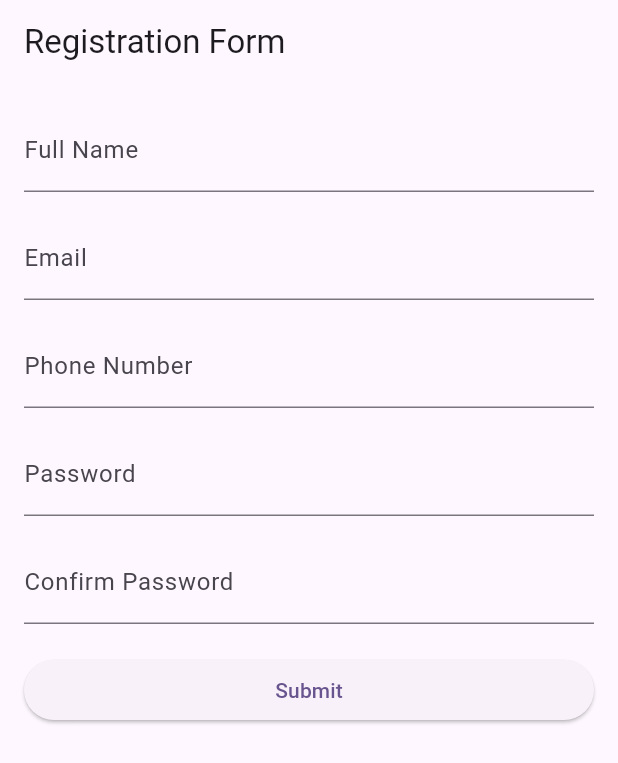
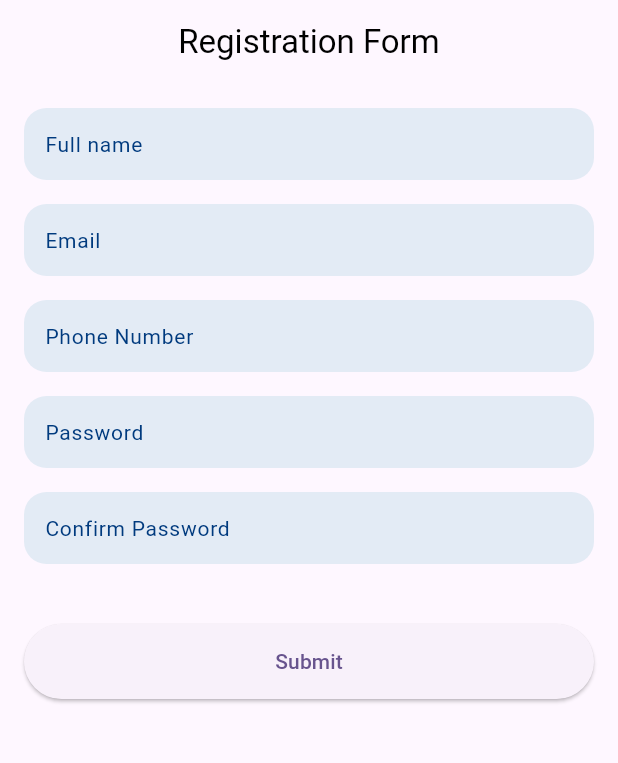
Before and after one commit to Sujeeth3131/validatiopn, a Flutter app: the screen it shows after launch, on a phone screen of 412 x 824 dp. Shown: the top 763 px of the screen. Run offline on Flutter 3.47's test engine with Material 3 defaults, Android fonts, the phone set to English and light mode, and no system bars.

Commit message:
added few

```diff
--- a/lib/form_validation.dart
+++ b/lib/form_validation.dart
@@ -70,46 +70,94 @@ class _RegistrationFormState extends State<RegistrationForm> {
   }
   Widget build(BuildContext context) {
     return  Scaffold(
-      appBar: AppBar(title: Text('Registration Form')),
+
+      appBar: AppBar(title: Center(child: Text('Registration Form',style: TextStyle(color: Color(0xFF000000)),))),
       body: Padding(
         padding: const EdgeInsets.all(16.0),
+
         child: Form(
           key: _formKey,
           child: ListView(
+
             children: [
               TextFormField(
-                decoration: InputDecoration(labelText: 'Full Name'),
+                decoration: InputDecoration(contentPadding: EdgeInsets.symmetric(horizontal: 10),
+                    filled: true,
+                    fillColor: Color(0xFFe3ebf5),
+
+                    hintText: "Full name",
+
+                    hintStyle:
+                    TextStyle(color: Color(0xFF003a7e), fontSize: 14),
+
+                    border: OutlineInputBorder(borderSide: BorderSide.none,
+                        borderRadius: BorderRadius.circular(15))),
                 validator: _validateName,
               ),
+
               SizedBox(height: 16.0),
               TextFormField(
-                decoration: InputDecoration(labelText: 'Email'),
+                decoration: InputDecoration(contentPadding: EdgeInsets.symmetric(horizontal: 10),
+                    filled: true,
+                    fillColor: Color(0xFFe3ebf5),
+
+                    hintText: "Email",
+
+                    hintStyle:
+                    TextStyle(color: Color(0xFF003a7e), fontSize: 14),
+
+                    border: OutlineInputBorder(borderSide: BorderSide.none,
+                        borderRadius: BorderRadius.circular(15))),
                 validator: _validateEmail,
+
                 keyboardType: TextInputType.emailAddress,
               ),
               SizedBox(height: 16.0),
               TextFormField(
-                decoration: InputDecoration(labelText: 'Phone Number'),
+                decoration: InputDecoration(
+                  contentPadding: EdgeInsets.symmetric(horizontal: 10),
+                    filled: true,
+                    fillColor: Color(0xFFe3ebf5),
+                    hintText: "Phone Number",
+                    hintStyle:TextStyle(color: Color(0xFF003a7e),fontSize: 14) ,
+                    border: OutlineInputBorder(borderSide: BorderSide.none,borderRadius: BorderRadius.circular(15)),
+                      ),
                 validator: _validatePhone,
                 keyboardType: TextInputType.phone,
               ),
               SizedBox(height: 16.0),
               TextFormField(
-                decoration: InputDecoration(labelText: 'Password'),
+                decoration: InputDecoration(
+                  contentPadding: EdgeInsets.symmetric(horizontal: 10),
+                  filled: true,
+                  fillColor: Color(0xFFe3ebf5),
+                  hintText: "Password",
+                  hintStyle: TextStyle(color: Color(0xFF003a7e),fontSize: 14),
+                  border: OutlineInputBorder(borderSide: BorderSide.none,borderRadius: BorderRadius.circular(15))
+                ),
                 obscureText: true,
                 validator: _validatePassword,
                 controller: _passwordController,
               ),
               SizedBox(height: 16.0),
               TextFormField(
-                decoration: InputDecoration(labelText: 'Confirm Password'),
+                decoration: InputDecoration(
+                  contentPadding: EdgeInsets.symmetric(horizontal: 10),
+                  filled: true,
+                  fillColor: Color(0xFFe3ebf5),
+                  hintText: "Confirm Password",
+                  hintStyle: TextStyle(color: Color(0xFF003a7e),fontSize: 14),
+                  border: OutlineInputBorder(borderSide: BorderSide.none,borderRadius: BorderRadius.circular(15))
+                ),
                 obscureText: true,
                 validator: _validateConfirmPassword,
               ),
-              SizedBox(height: 20.0),
-              ElevatedButton(
-                onPressed: _submitForm,
-                child: Text('Submit'),
+              SizedBox(height: 40.0),
+              SizedBox(height: 50,width: 80,
+                child: ElevatedButton(
+                  onPressed: _submitForm,
+                  child: Text('Submit'),
+                ),
               ),
             ],
           ),
--- a/lib/main.dart
+++ b/lib/main.dart
@@ -33,6 +33,7 @@ class MyApp extends StatelessWidget {
         colorScheme: ColorScheme.fromSeed(seedColor: Colors.deepPurple),
         useMaterial3: true,
       ),
+      debugShowCheckedModeBanner: false,
       home:RegistrationForm(),
     );
   }
```
